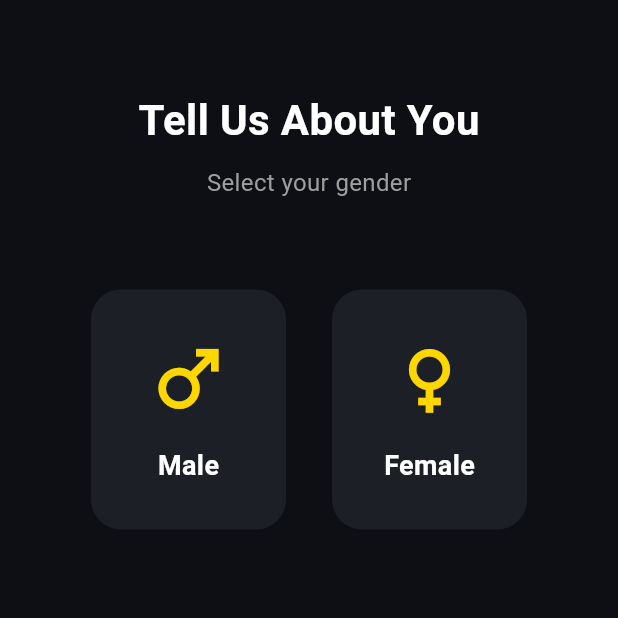
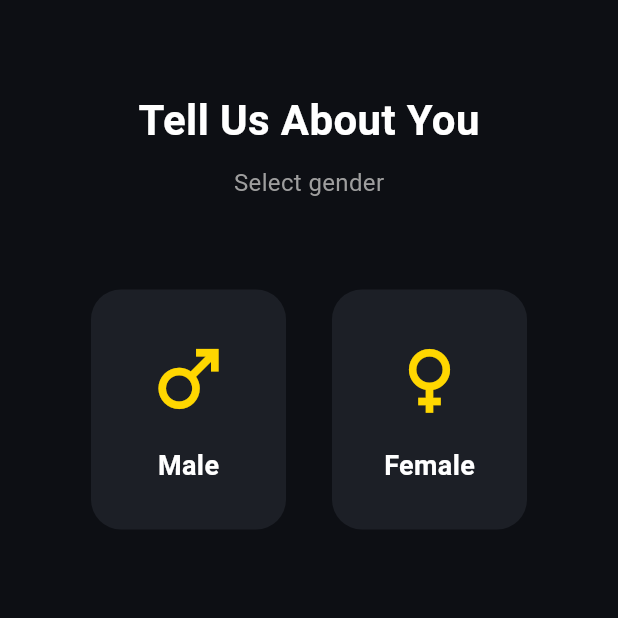
Before and after one commit to hafsaahmed3192-eng/gym_management, a Flutter app: the GenderSelectionScreen screen opened directly, on a phone screen of 412 x 824 dp, the top half of it. Run offline on Flutter 3.47's test engine with Material 3 defaults, Android fonts, the phone set to English and light mode, and no system bars.

Commit message:
gender commit

```diff
--- a/lib/screens/gender_selection_screen.dart
+++ b/lib/screens/gender_selection_screen.dart
@@ -40,7 +40,7 @@ class _GenderSelectionScreenState
               const SizedBox(height: 10),
 
               const Text(
-                "Select your gender",
+                "Select gender",
                 style: TextStyle(
                   color: Colors.grey,
                   fontSize: 16,
```
